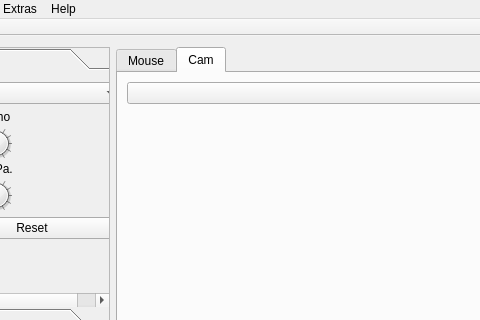
Above: mainwindow.ui from 607011/termenvox before the change; both pictures show x 81 to 561 and y 0 to 320 of the 975 by 456 pixel window. Below: the same form after it.
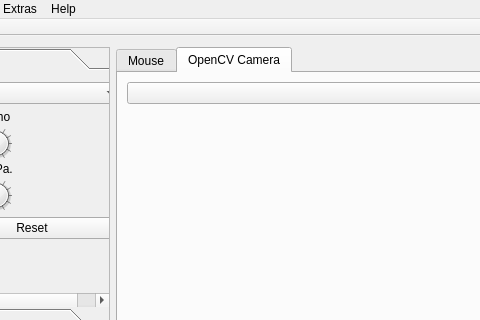
That is the form after the change.

Patch:
```diff
--- a/mainwindow.ui
+++ b/mainwindow.ui
@@ -1222,7 +1222,7 @@
       </widget>
       <widget class="QWidget" name="tabCam">
        <attribute name="title">
-        <string>Cam</string>
+        <string>OpenCV Camera</string>
        </attribute>
        <layout class="QHBoxLayout" name="horizontalLayout_3">
         <property name="leftMargin">
```
